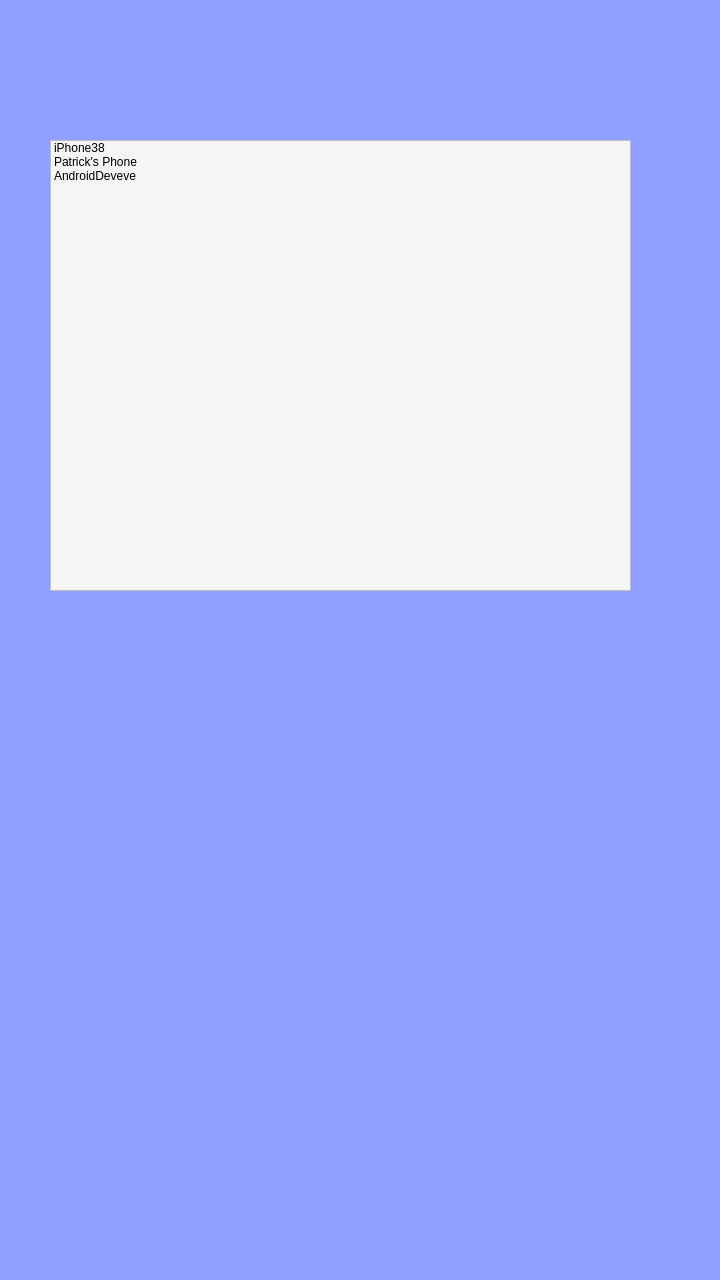
First picture: the form in deviceselectionwindow.ui, repository dbuhon/KeepItSecret, before the edit.
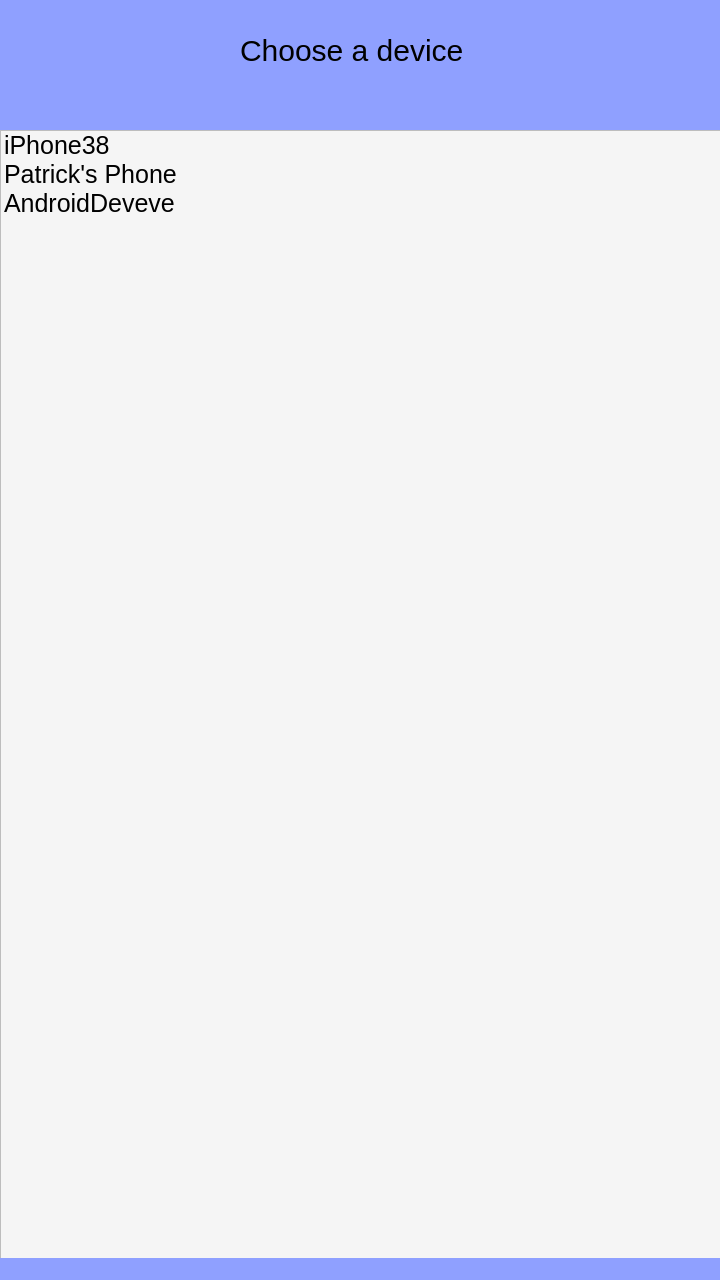
Second picture: the form after the edit.

```diff
--- a/deviceselectionwindow.ui
+++ b/deviceselectionwindow.ui
@@ -20,14 +20,15 @@
    <widget class="QListWidget" name="listWidget_devices">
     <property name="geometry">
      <rect>
-      <x>50</x>
-      <y>140</y>
-      <width>581</width>
-      <height>451</height>
+      <x>0</x>
+      <y>130</y>
+      <width>721</width>
+      <height>1131</height>
      </rect>
     </property>
     <property name="styleSheet">
-     <string notr="true">background-color: whitesmoke;</string>
+     <string notr="true">background-color: whitesmoke;
+font-size: 25px;</string>
     </property>
     <item>
      <property name="text">
@@ -45,6 +46,23 @@
      </property>
     </item>
    </widget>
+   <widget class="QLabel" name="label">
+    <property name="geometry">
+     <rect>
+      <x>240</x>
+      <y>20</y>
+      <width>231</width>
+      <height>61</height>
+     </rect>
+    </property>
+    <property name="styleSheet">
+     <string notr="true">text-align:center;
+font-size: 30px;</string>
+    </property>
+    <property name="text">
+     <string>Choose a device</string>
+    </property>
+   </widget>
   </widget>
   <widget class="QMenuBar" name="menubar">
    <property name="geometry">
```
